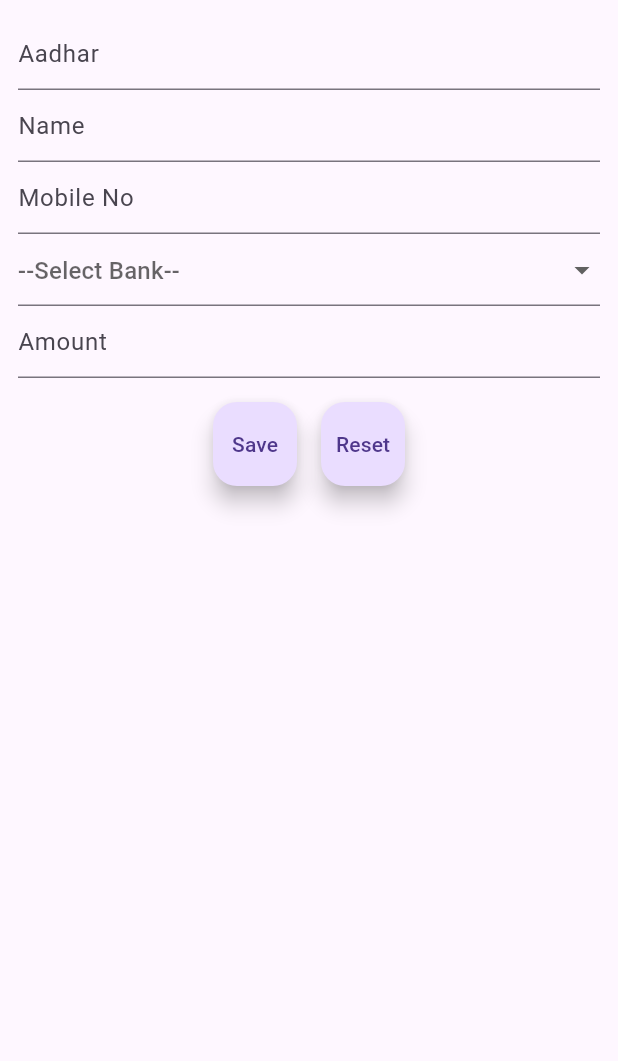
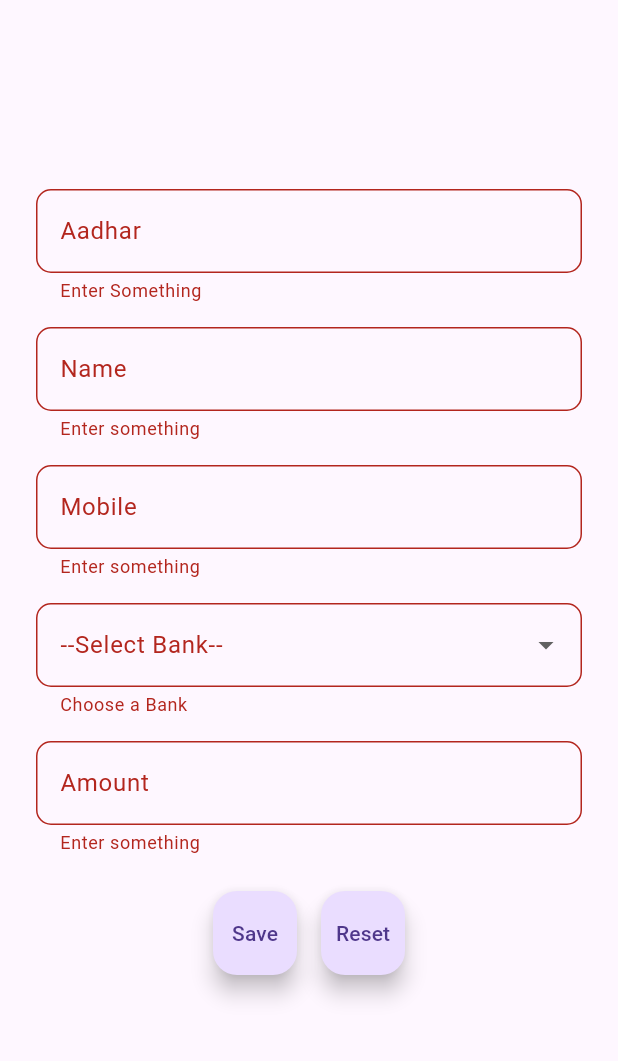
Before and after one commit to gpkonarde/QuickRecords, a Flutter app: the Home screen opened directly, after a tap on "Save", on a phone screen of 412 x 824 dp, the part 84-1145 px from its top. Run offline on Flutter 3.47's test engine with Material 3 defaults, Android fonts, the phone set to English and light mode, and no system bars; our stand-ins replace shared_preferences; accounts and stored records are empty.

Commit message:
Enhanced UX, added save features and Bank lists

```diff
--- a/lib/home.dart
+++ b/lib/home.dart
@@ -1,4 +1,9 @@
+import 'dart:convert';
+
 import 'package:flutter/material.dart';
+import 'package:quickrecord/user_info.dart';
+import 'package:quickrecord/widget/widgets.dart';
+import 'package:shared_preferences/shared_preferences.dart';
 
 final _formKey = GlobalKey<FormState>();
 
@@ -10,22 +15,43 @@ class Home extends StatefulWidget {
 }
 
 class _HomeState extends State<Home> {
-
-  final TextEditingController _aadharFieldController = TextEditingController();
-  final TextEditingController _nameFieldController = TextEditingController();
-  final TextEditingController _mobileFieldController = TextEditingController();
-  final TextEditingController _amountFieldController = TextEditingController();
+  final FormControllers formControllers = FormControllers();
   String? selectBank;
 
+  late SharedPreferences sharedPreferences;
 
-  void onReset(){
+  @override
+  void initState() {
+    // TODO: implement initState
+    super.initState();
+    initialGetSavedData();
+  }
+
+  void initialGetSavedData() async {
+    sharedPreferences = await SharedPreferences.getInstance();
+  }
+
+  void onSave() {
+    Users users = Users(
+      formControllers.nameController.text,
+      formControllers.amountController.text,
+      formControllers.aadharController.text,
+      formControllers.mobileController.text,
+    );
+
+    String userdata = jsonEncode(users);
+    print(userdata);
+    sharedPreferences.setString('userdata', userdata);
+  }
+
+  void onReset() {
     setState(() {
       selectBank = null;
     });
-    _aadharFieldController.clear();
-    _nameFieldController.clear();
-    _mobileFieldController.clear();
-    _amountFieldController.clear();
+    formControllers.aadharController.clear();
+    formControllers.nameController.clear();
+    formControllers.mobileController.clear();
+    formControllers.amountController.clear();
   }
 
   @override
@@ -43,27 +69,48 @@ class _HomeState extends State<Home> {
           ),
         ), //TODO : Implement CustomAppBar class
       ),
-      body: SingleChildScrollView(
+      body: Center(
+        child: SingleChildScrollView(
           child: Padding(
-            padding: EdgeInsets.all(12),
+              padding: EdgeInsets.all(16),
               child: Form(
                 key: _formKey,
                 child: Column(
                   mainAxisAlignment: MainAxisAlignment.center,
                   children: [
-                  TextFormField(
-                    controller: _aadharFieldController,
-                    decoration: InputDecoration(hintText: 'Aadhar'),
+                    Padding(
+                      padding: EdgeInsets.all(8),
+                      child: TextFormField(
+                        controller: formControllers.aadharController,
+                        decoration: InputDecoration(
+                            border: OutlineInputBorder(
+                              borderRadius:
+                                  BorderRadius.all(Radius.circular(10)),
+                            ),
+                            labelText: 'Aadhar'),
+                        keyboardType: TextInputType.number,
                         validator: (value) {
                           if (value == null || value.isEmpty) {
                             return 'Enter Something';
                           }
+                          if (int.tryParse(value) == null ||
+                              value.length != 12) {
+                            return 'Enter Valid Aadhar';
+                          }
                           return null;
                         },
                       ),
-                  TextFormField(
-                    controller: _nameFieldController,
-                    decoration: InputDecoration(hintText: 'Name'),
+                    ),
+                    Padding(
+                      padding: EdgeInsets.all(8),
+                      child: TextFormField(
+                        controller: formControllers.nameController,
+                        decoration: InputDecoration(
+                            border: OutlineInputBorder(
+                              borderRadius:
+                                  BorderRadius.all(Radius.circular(10)),
+                            ),
+                            labelText: 'Name'),
                         validator: (value) {
                           if (value == null || value.isEmpty) {
                             return 'Enter something';
@@ -71,58 +118,102 @@ class _HomeState extends State<Home> {
                           return null;
                         },
                       ),
-                  TextFormField(
-                    controller: _mobileFieldController,
-                    decoration: InputDecoration(hintText: 'Mobile No'),
+                    ),
+                    Padding(
+                      padding: EdgeInsets.all(8),
+                      child: TextFormField(
+                        controller: formControllers.mobileController,
+                        decoration: InputDecoration(
+                            border: OutlineInputBorder(
+                              borderRadius:
+                                  BorderRadius.all(Radius.circular(10)),
+                            ),
+                            labelText: 'Mobile'),
                         validator: (value) {
                           if (value == null || value.isEmpty) {
                             return 'Enter something';
                           }
+                          if (int.tryParse(value) == null ||
+                              value.length != 10) {
+                            return 'Enter Valid Contact Number';
+                          }
                           return null;
                         },
+                      ),
                     ),
 
                     // DropDown to choose bank
 
-                  DropdownButtonFormField(
+                    Padding(
+                      padding: EdgeInsets.all(8),
+                      child: DropdownButtonFormField(
                           value: selectBank,
                           items: [
-                        DropdownMenuItem(value: 'Home',child: Text('Home')),
-                        DropdownMenuItem(value: 'Other',child: Text('Other')),
+                            DropdownMenuItem(value: 'SBI', child: Text('State Bank of India')),
+                            DropdownMenuItem(value: 'PNB', child: Text('Punjab National Bank')),
+                            DropdownMenuItem(value: 'BOB', child: Text('Bank of Baroda')),
+                            DropdownMenuItem(value: 'UBI', child: Text('Union Bank of India')),
+                            DropdownMenuItem(value: 'BOI', child: Text('Bank of India')),
+                            DropdownMenuItem(value: 'Canara', child: Text('Canara Bank')),
+                            DropdownMenuItem(value: 'IOB', child: Text('Indian Overseas Bank')),
+                            DropdownMenuItem(value: 'UCO', child: Text('UCO Bank')),
+                            DropdownMenuItem(value: 'IDBI', child: Text('IDBI Bank')),
+                            DropdownMenuItem(value: 'Bank Of Maharashtra', child: Text('Bank Of Maharashtra')),
+                            DropdownMenuItem(value: 'Central', child: Text('Central Bank of India')),
                           ],
-                      validator: (value){
-                      if(value == null || value.isEmpty){
+                          validator: (value) {
+                            if (value == null || value.isEmpty) {
                               return 'Choose a Bank';
                             }
                             return null;
                           },
                           decoration: InputDecoration(
-                        hintText: '--Select Bank--',
+                              border: OutlineInputBorder(
+                                borderRadius:
+                                    BorderRadius.all(Radius.circular(10)),
                               ),
-                      onChanged: (newValue){
+                              labelText: '--Select Bank--'),
+                          onChanged: (newValue) {
                             setState(() {
                               selectBank = newValue as String?;
                             });
-                      }
+                          }),
                     ),
 
-                  TextFormField(
-                    controller: _amountFieldController,
-                    decoration: InputDecoration(hintText: 'Amount'),
+                    Padding(
+                      padding: EdgeInsets.all(8),
+                      child: TextFormField(
+                        controller: formControllers.amountController,
+                        decoration: InputDecoration(
+                            border: OutlineInputBorder(
+                              borderRadius:
+                                  BorderRadius.all(Radius.circular(10)),
+                            ),
+                            labelText: 'Amount'),
                         validator: (value) {
                           if (value == null || value.isEmpty) {
                             return 'Enter something';
                           }
+                          if (int.tryParse(value) == null) {
+                            return 'Enter a valid amount';
+                          }
                           return null;
                         },
                       ),
+                    ),
                     Container(
-                    margin: EdgeInsets.only(top: 16.0), // Adjust margin as needed
+                      margin:
+                          EdgeInsets.only(top: 16.0), // Adjust margin as needed
                       child: Row(
                         mainAxisAlignment: MainAxisAlignment.center,
                         children: [
                           FloatingActionButton(
-                          onPressed: () {},
+                            onPressed: () {
+                              if (_formKey.currentState!.validate() &&
+                                  _formKey.currentState != null) {
+                                onSave;
+                              }
+                            },
                             child: Text('Save'),
                           ),
                           SizedBox(width: 16),
@@ -133,11 +224,11 @@ class _HomeState extends State<Home> {
                         ],
                       ),
                     )
-
                   ],
                 ),
               )),
         ),
+      ),
     );
   }
 }
--- /dev/null
+++ b/lib/user_info.dart
@@ -0,0 +1,27 @@
+import 'dart:convert';
+
+import 'package:flutter/material.dart';
+
+class Users{
+  String name, bankName;
+  String aadhar, mobile;
+
+  Users(this.name, this.bankName, this.aadhar, this.mobile);
+
+  // Json to Object
+  Users.fromJson(Map<String, dynamic> json)
+      : name = json['name'],
+        bankName = json['bankName'],
+        aadhar = json['aadhar'],
+        mobile = json['mobile'];
+
+  // Object to Json
+  Map<String, dynamic> toJson() {
+    return {
+      'name': name,
+      'bankName': bankName,
+      'aadhar': aadhar,
+      'mobile': mobile,
+    };
+  }
+}
--- a/pubspec.yaml
+++ b/pubspec.yaml
@@ -35,6 +35,7 @@ dependencies:
   # The following adds the Cupertino Icons font to your application.
   # Use with the CupertinoIcons class for iOS style icons.
   cupertino_icons: ^1.0.2
+  shared_preferences: 2.2.2
 
 dev_dependencies:
   flutter_test:
```
Lines whose indentation alone changed are shown as unchanged.
